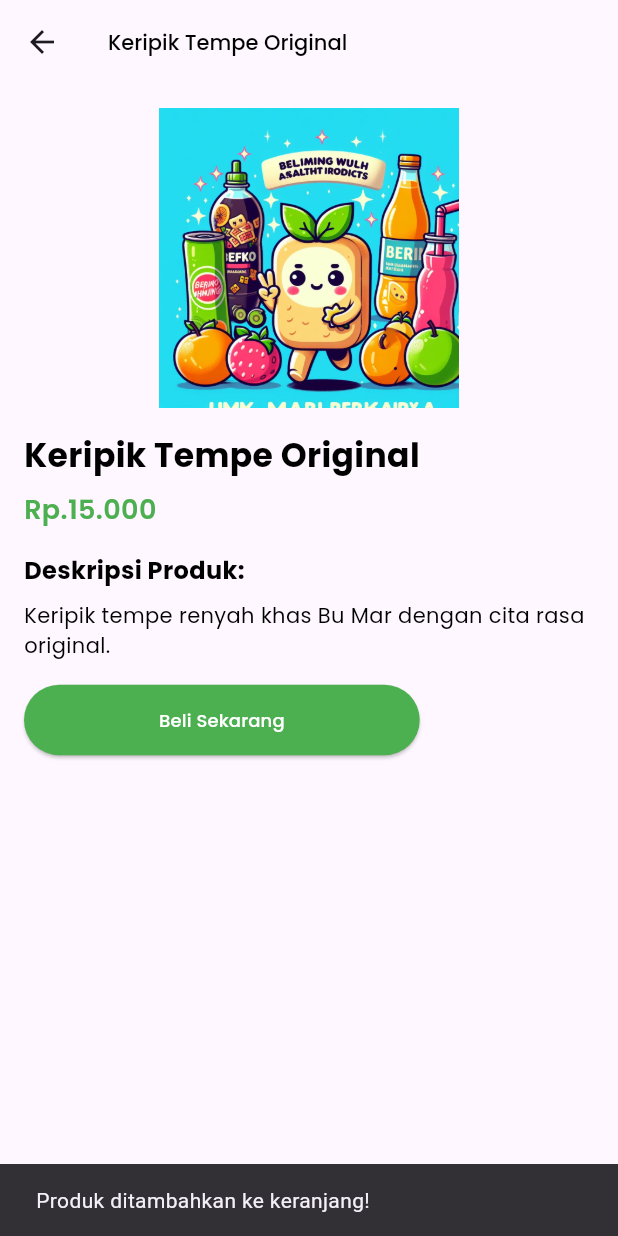
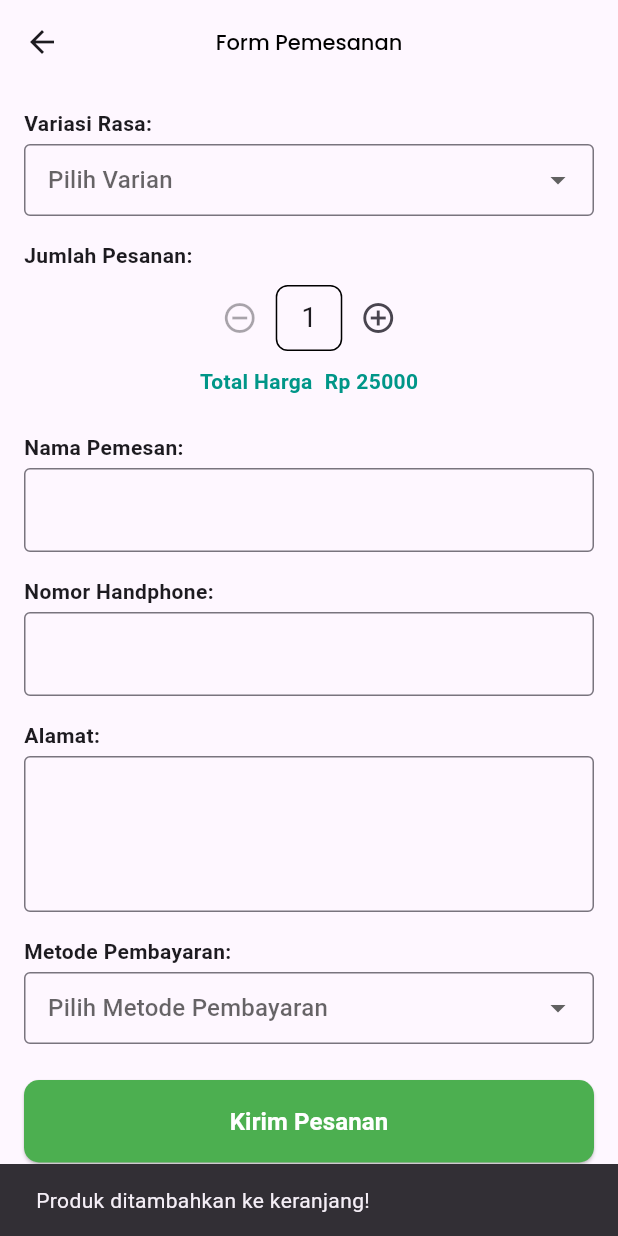
Before and after one commit to insidedin/keriuktempe, a Flutter app: the DetailProduk screen opened directly, after a tap on "Beli Sekarang", on a phone screen of 412 x 824 dp. Run offline on Flutter 3.47's test engine with Material 3 defaults, Android fonts, the phone set to English and light mode, and no system bars; our stand-ins replace google_fonts.

Commit message:
form pesanan

```diff
--- a/lib/detailproduk.dart
+++ b/lib/detailproduk.dart
@@ -1,4 +1,5 @@
 import 'package:flutter/material.dart';
+import 'package:keripiktempe/formpesan.dart';
 import 'package:keripiktempe/widgets/textview.dart';
 
 class DetailProduk extends StatelessWidget {
@@ -27,6 +28,7 @@ class DetailProduk extends StatelessWidget {
           FontWeight.w500,
           14.0,
         ),
+        centerTitle: true,
       ),
       body: SingleChildScrollView(
         padding: EdgeInsets.all(16),
@@ -89,27 +91,22 @@ class DetailProduk extends StatelessWidget {
             SizedBox(height: 16),
 
             //tombol beli
-            ElevatedButton(
-              onPressed: () {
-                // Aksi ketika tombol beli ditekan
+            buttonView(
+              'Beli Sekarang',
+              () {
+                // Aksi ketika tombol dibeli ditekan
+                Navigator.push(
+                  context,
+                  MaterialPageRoute(
+                    builder: (context) => Formpesan(),
+                  ),
+                );
                 ScaffoldMessenger.of(context).showSnackBar(
                   SnackBar(
                     content: Text('Produk ditambahkan ke keranjang!'),
                   ),
                 );
               },
-              child: textView(
-                EdgeInsets.zero,
-                'Beli Sekarang',
-                TextAlign.center,
-                Colors.white,
-                FontWeight.w500,
-                12.0,
-              ),
-              style: ElevatedButton.styleFrom(
-                padding: EdgeInsets.symmetric(vertical: 15, horizontal: 90),
-                backgroundColor: Colors.green,
-              ),
             ),
           ],
         ),
--- /dev/null
+++ b/lib/formpesan.dart
@@ -0,0 +1,194 @@
+import 'package:flutter/material.dart';
+import 'package:keripiktempe/widgets/textview.dart';
+
+class Formpesan extends StatefulWidget {
+  const Formpesan({super.key});
+
+  @override
+  State<Formpesan> createState() => _FormpesanState();
+}
+
+class _FormpesanState extends State<Formpesan> {
+  //definisi controller inputan
+  final TextEditingController namaController = TextEditingController();
+  final TextEditingController hpController = TextEditingController();
+  final TextEditingController alamatController = TextEditingController();
+
+  //definisi variabel
+  int jumlahPesanan = 1;
+  int hargaSatuan = 25000;
+  int get totalHarga => jumlahPesanan * hargaSatuan;
+
+  //variabel untuk menyimpan pilihan
+  String? rasaTerpilih;
+  String? metodePembayaran;
+
+  List<String> variasiRasa = [
+    'Keripik Tempe Manis Asin Sedap',
+    'Keripik Tempe Pedas Gurih',
+    'Keripik Tempe Original Renyah'
+  ];
+
+  List<String> metodePembayaranList = [
+    'COD (Cash On Delivery)',
+    'Transfer Bank',
+    'E-Wallet'
+  ];
+  @override
+  Widget build(BuildContext context) {
+    return Scaffold(
+      appBar: AppBar(
+        title: textView(
+          EdgeInsets.zero,
+          'Form Pemesanan',
+          TextAlign.left,
+          Colors.black,
+          FontWeight.w500,
+          14.0,
+        ),
+        centerTitle: true,
+      ),
+      body: Padding(
+        padding: const EdgeInsets.all(16),
+        child: SingleChildScrollView(
+          child: Column(
+            crossAxisAlignment: CrossAxisAlignment.start,
+            children: [
+
+              // Variasi Rasa
+              Text('Variasi Rasa:', style: TextStyle(fontWeight: FontWeight.w600)),
+              const SizedBox(height: 4),
+              DropdownButtonFormField<String>(
+                value: rasaTerpilih,
+                hint: Text('Pilih Varian'),
+                onChanged: (value) => setState(() => rasaTerpilih = value),
+                items: variasiRasa.map((rasa) {
+                  return DropdownMenuItem(value: rasa, child: Text(rasa));
+                }).toList(),
+                decoration: InputDecoration(
+                  border: OutlineInputBorder(),
+                  contentPadding: EdgeInsets.symmetric(horizontal: 12, vertical: 12),
+                ),
+              ),
+              const SizedBox(height: 16),
+
+              // Jumlah Pesanan
+              Text('Jumlah Pesanan:', style: TextStyle(fontWeight: FontWeight.w600)),
+              const SizedBox(height: 8),
+              Row(
+                mainAxisAlignment: MainAxisAlignment.center,
+                children: [
+                  IconButton(
+                    onPressed: jumlahPesanan > 1
+                        ? () => setState(() => jumlahPesanan--)
+                        : null,
+                    icon: Icon(Icons.remove_circle_outline),
+                  ),
+                  Container(
+                    padding: EdgeInsets.symmetric(horizontal: 16, vertical: 8),
+                    decoration: BoxDecoration(
+                      border: Border.all(),
+                      borderRadius: BorderRadius.circular(8),
+                    ),
+                    child: Text(jumlahPesanan.toString(), style: TextStyle(fontSize: 18)),
+                  ),
+                  IconButton(
+                    onPressed: () => setState(() => jumlahPesanan++),
+                    icon: Icon(Icons.add_circle_outline),
+                  ),
+                ],
+              ),
+              const SizedBox(height: 8),
+
+              // Total Harga
+              Row(
+                mainAxisAlignment: MainAxisAlignment.center,
+                children: [
+                  Text('Total Harga', style: TextStyle(color: Colors.teal, fontWeight: FontWeight.bold)),
+                  SizedBox(width: 8),
+                  Text('Rp ${totalHarga.toString()}', style: TextStyle(color: Colors.teal, fontWeight: FontWeight.bold)),
+                ],
+              ),
+              const SizedBox(height: 24),
+
+              // Nama Pemesan
+              Text('Nama Pemesan:', style: TextStyle(fontWeight: FontWeight.w600)),
+              const SizedBox(height: 4),
+              TextField(
+                controller: namaController,
+                decoration: InputDecoration(
+                  border: OutlineInputBorder(),
+                ),
+              ),
+              const SizedBox(height: 16),
+
+              // Nomor HP
+              Text('Nomor Handphone:', style: TextStyle(fontWeight: FontWeight.w600)),
+              const SizedBox(height: 4),
+              TextField(
+                controller: hpController,
+                keyboardType: TextInputType.phone,
+                decoration: InputDecoration(
+                  border: OutlineInputBorder(),
+                ),
+              ),
+              const SizedBox(height: 16),
+
+              // Alamat
+              Text('Alamat:', style: TextStyle(fontWeight: FontWeight.w600)),
+              const SizedBox(height: 4),
+              TextField(
+                controller: alamatController,
+                maxLines: 3,
+                decoration: InputDecoration(
+                  border: OutlineInputBorder(),
+                ),
+              ),
+              const SizedBox(height: 16),
+
+              // Metode Pembayaran
+              Text('Metode Pembayaran:', style: TextStyle(fontWeight: FontWeight.w600)),
+              const SizedBox(height: 4),
+              DropdownButtonFormField<String>(
+                value: metodePembayaran,
+                hint: Text('Pilih Metode Pembayaran'),
+                onChanged: (value) => setState(() => metodePembayaran = value),
+                items: metodePembayaranList.map((metode) {
+                  return DropdownMenuItem(value: metode, child: Text(metode));
+                }).toList(),
+                decoration: InputDecoration(
+                  border: OutlineInputBorder(),
+                  contentPadding: EdgeInsets.symmetric(horizontal: 12, vertical: 12),
+                ),
+              ),
+              const SizedBox(height: 24),
+
+              // Tombol Kirim
+              buttonView(
+                'Kirim Pesanan',
+                () {
+                  // Validasi data sebelum kirim
+                  if (rasaTerpilih == null ||
+                      metodePembayaran == null ||
+                      namaController.text.isEmpty ||
+                      hpController.text.isEmpty ||
+                      alamatController.text.isEmpty) {
+                    ScaffoldMessenger.of(context).showSnackBar(
+                      SnackBar(content: Text('Harap lengkapi semua data!')),
+                    );
+                    return;
+                  }
+
+                  // Lanjutkan ke submit/pesan
+                  ScaffoldMessenger.of(context).showSnackBar(
+                    SnackBar(content: Text('Pesanan dikirim!')),
+                  );
+                },
+              ),
+            ],
+          ),
+        ),
+      ),
+    );
+  }
+}
--- a/lib/widgets/textview.dart
+++ b/lib/widgets/textview.dart
@@ -47,3 +47,53 @@ etalaseView( EdgeInsets margin, gambar, nama, harga,{
     ),
   );
 }
+
+//widget untuk button
+buttonView(text, Function()? onPressed) {
+  return SizedBox(
+      width: double.infinity, // tombol full lebar
+      child: ElevatedButton(
+        onPressed: onPressed,
+        style: ElevatedButton.styleFrom(
+          padding: EdgeInsets.symmetric(vertical: 16),
+          backgroundColor: Colors.green,
+          shape: RoundedRectangleBorder(
+            borderRadius: BorderRadius.circular(10),
+          ),
+        ),
+        child: Text(
+          text,
+          style: TextStyle(
+            fontSize: 16,
+            fontWeight: FontWeight.w600,
+            color: Colors.white,
+          ),
+        ),
+      ),
+    );
+}
+
+///khusus widget WAVA TEAM
+menuItem(icon, label) {
+  return Container(
+    width: 70,
+    height: 70,
+    margin: EdgeInsets.symmetric(horizontal: 5),
+    decoration: BoxDecoration(
+      color: Colors.grey[200],
+      borderRadius: BorderRadius.circular(12),
+    ),
+    child: Column(
+      mainAxisAlignment: MainAxisAlignment.center,
+      children: [
+        Icon(icon, size: 28, color: Colors.black),
+        SizedBox(height: 4),
+        Text(
+          label,
+          style: TextStyle(fontSize: 10),
+          textAlign: TextAlign.center,
+        ),
+      ],
+    ),
+  );
+}
```
